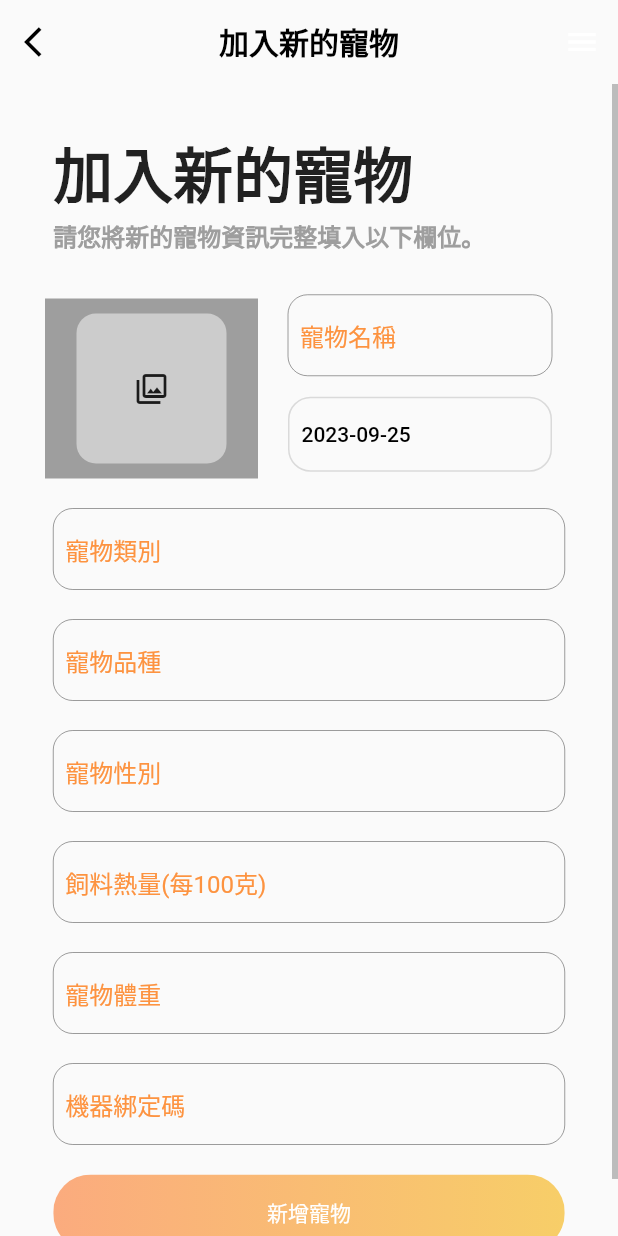
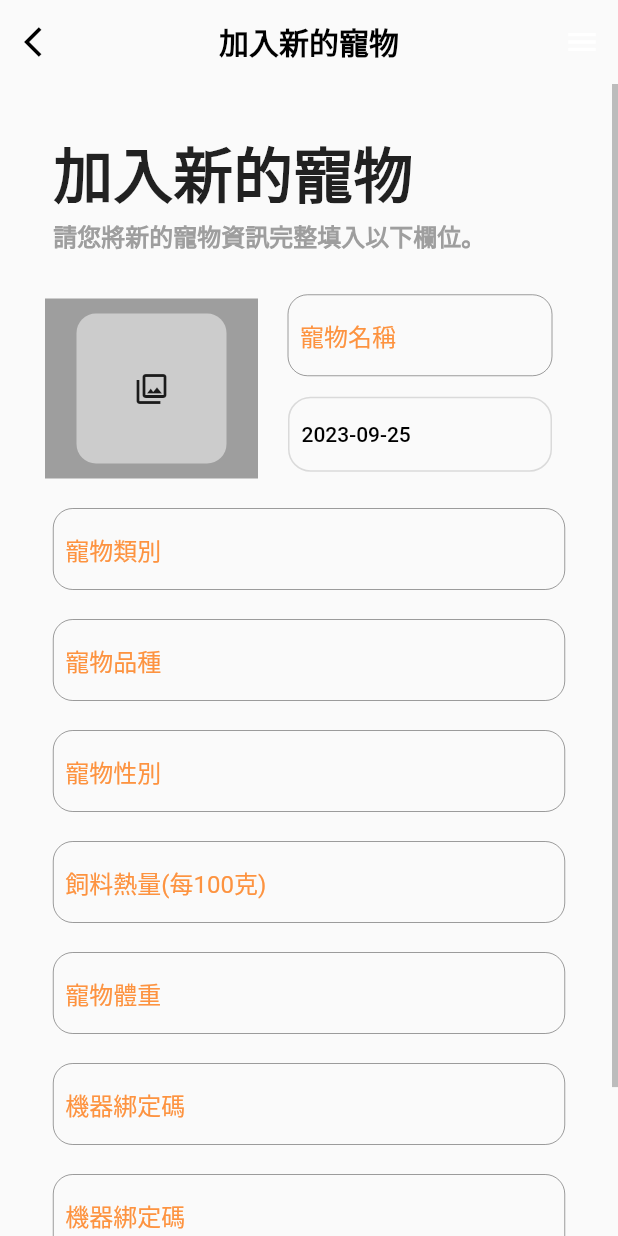
Before and after one commit to Tonyao0924/petapp, a Flutter app: the PetInsertPage screen opened by its route, on a phone screen of 412 x 824 dp. Run offline on Flutter 3.47's test engine with Material 2 defaults, Android fonts, the phone set to English and light mode, and no system bars; our stand-ins replace dio, firebase_auth, firebase_core, firebase_messaging, flutter_svg, flutter_swiper and 4 more; missing offline and left inert: flutter_facebook_auth; accounts and stored records are empty; network calls fail.

Commit message:
FIX:insert api modify

```diff
--- a/lib/Page/petInsert/petInsertPage.dart
+++ b/lib/Page/petInsert/petInsertPage.dart
@@ -349,6 +349,34 @@ class _PetInsertPage extends State<PetInsertPage> {
                                 ),
                               ),
                             ))),
+                    // API要修改的部分
+                    Container(
+                        width: 341,
+                        alignment: Alignment.bottomLeft,
+                        margin:
+                        const EdgeInsets.only(left: 0, top: 20, right: 0, bottom: 0),
+                        child: TextField(
+                          // API要修改的部分
+                            keyboardType: TextInputType.text,
+                            controller: Keepercontroller,
+                            decoration: InputDecoration(
+                              isCollapsed: true,
+                              contentPadding:
+                              EdgeInsets.symmetric(horizontal: 8, vertical: 15),
+                              hintText: '機器綁定碼',
+                              hintStyle: TextStyle(
+                                color: Color(0xFFfd9340),
+                              ),
+                              border: OutlineInputBorder(
+                                borderRadius: BorderRadius.all(
+                                  Radius.circular(13),
+                                ),
+                                borderSide: BorderSide(
+                                  color: Color(0xFFDADADA),
+                                  width: 1,
+                                ),
+                              ),
+                            ))),
                     Container(
                       margin:
                       const EdgeInsets.only(left: 0, top: 20, right: 0, bottom: 0),
@@ -387,6 +415,7 @@ class _PetInsertPage extends State<PetInsertPage> {
                                                 BorderRadius.circular(18.76)))),
                                     onPressed: () async {
                                       var PetCreateformdata = FormData.fromMap({
+                                        // API要修改的部分
                                         'name': Namecontroller.text,
                                         'keeper': int.parse(Keepercontroller.text),
                                         'type':Typecontroller.text,
```
